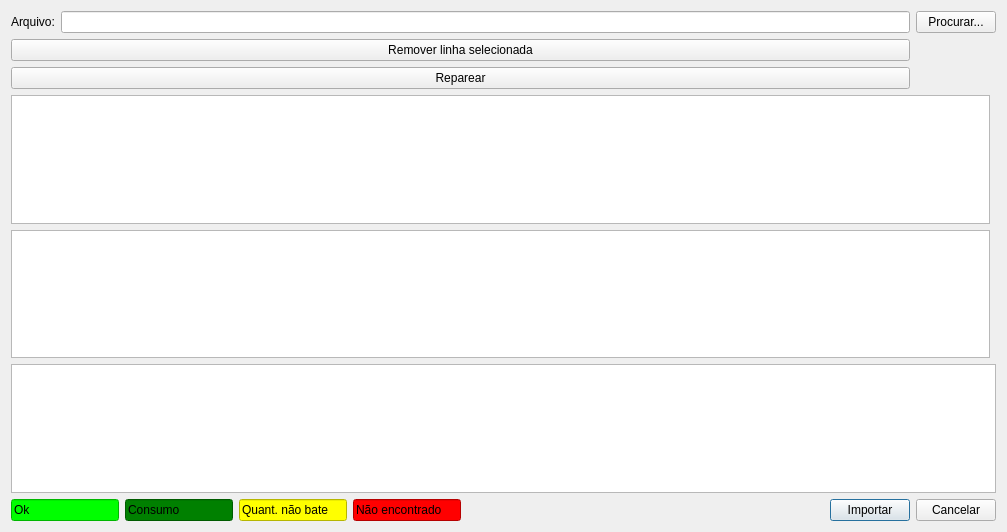
Above: ui/importarxml.ui from lellisls/ERP-STACCATO before the change. Below: the same form after it.
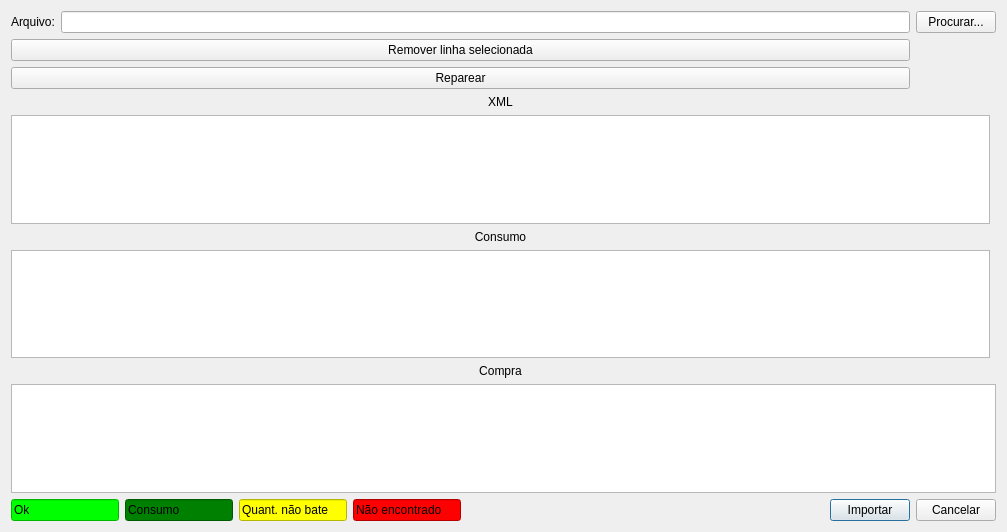
That is the form after the change. Custom widgets are drawn as their Qt base class.

Diff of the .ui file:
```diff
--- a/ui/importarxml.ui
+++ b/ui/importarxml.ui
@@ -14,7 +14,17 @@
    <string>Importar NFe</string>
   </property>
   <layout class="QGridLayout" name="gridLayout_2">
-   <item row="3" column="0" colspan="2">
+   <item row="3" column="0">
+    <widget class="QLabel" name="label_3">
+     <property name="text">
+      <string>Consumo</string>
+     </property>
+     <property name="alignment">
+      <set>Qt::AlignCenter</set>
+     </property>
+    </widget>
+   </item>
+   <item row="6" column="0" colspan="2">
     <widget class="TableView" name="tableCompra">
      <property name="mouseTracking">
       <bool>true</bool>
@@ -27,7 +37,7 @@
      </property>
     </widget>
    </item>
-   <item row="4" column="0" colspan="2">
+   <item row="7" column="0" colspan="2">
     <layout class="QHBoxLayout" name="horizontalLayout">
      <item>
       <widget class="QLineEdit" name="lineEdit_3">
@@ -168,7 +178,7 @@
      </item>
     </layout>
    </item>
-   <item row="1" column="0">
+   <item row="2" column="0">
     <widget class="TableView" name="tableEstoque">
      <property name="mouseTracking">
       <bool>true</bool>
@@ -219,7 +229,7 @@
      </item>
     </layout>
    </item>
-   <item row="2" column="0">
+   <item row="4" column="0">
     <widget class="TableView" name="tableConsumo">
      <property name="mouseTracking">
       <bool>true</bool>
@@ -232,6 +242,26 @@
      </property>
     </widget>
    </item>
+   <item row="1" column="0">
+    <widget class="QLabel" name="label_2">
+     <property name="text">
+      <string>XML</string>
+     </property>
+     <property name="alignment">
+      <set>Qt::AlignCenter</set>
+     </property>
+    </widget>
+   </item>
+   <item row="5" column="0">
+    <widget class="QLabel" name="label_4">
+     <property name="text">
+      <string>Compra</string>
+     </property>
+     <property name="alignment">
+      <set>Qt::AlignCenter</set>
+     </property>
+    </widget>
+   </item>
   </layout>
  </widget>
  <customwidgets>
```
